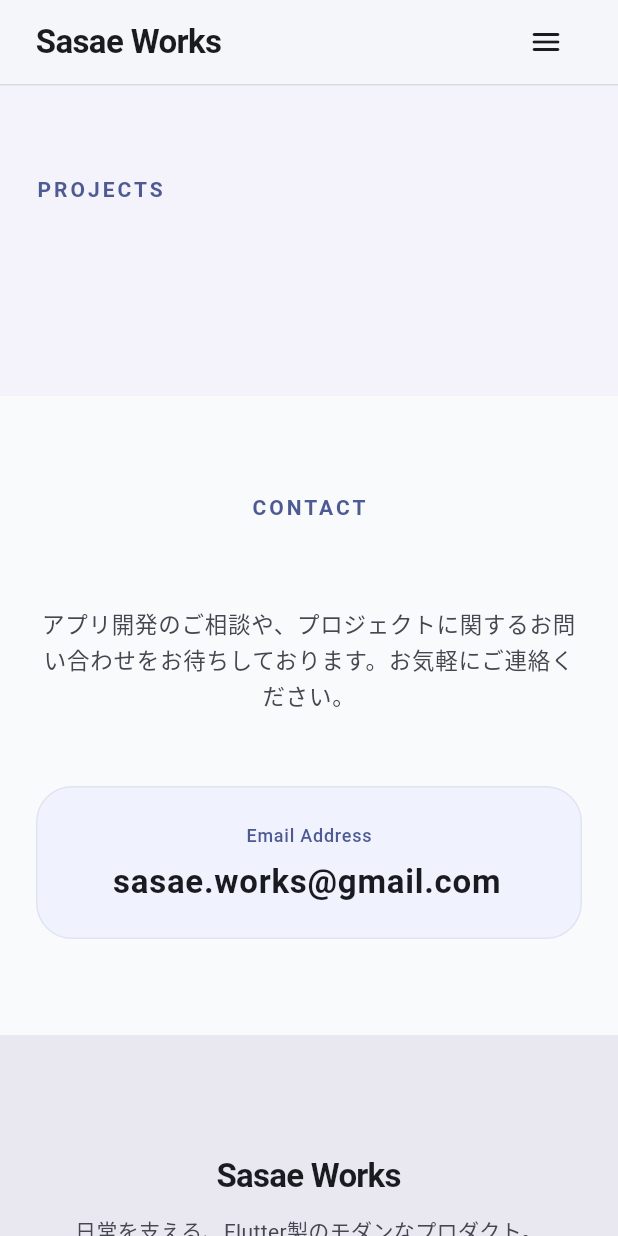
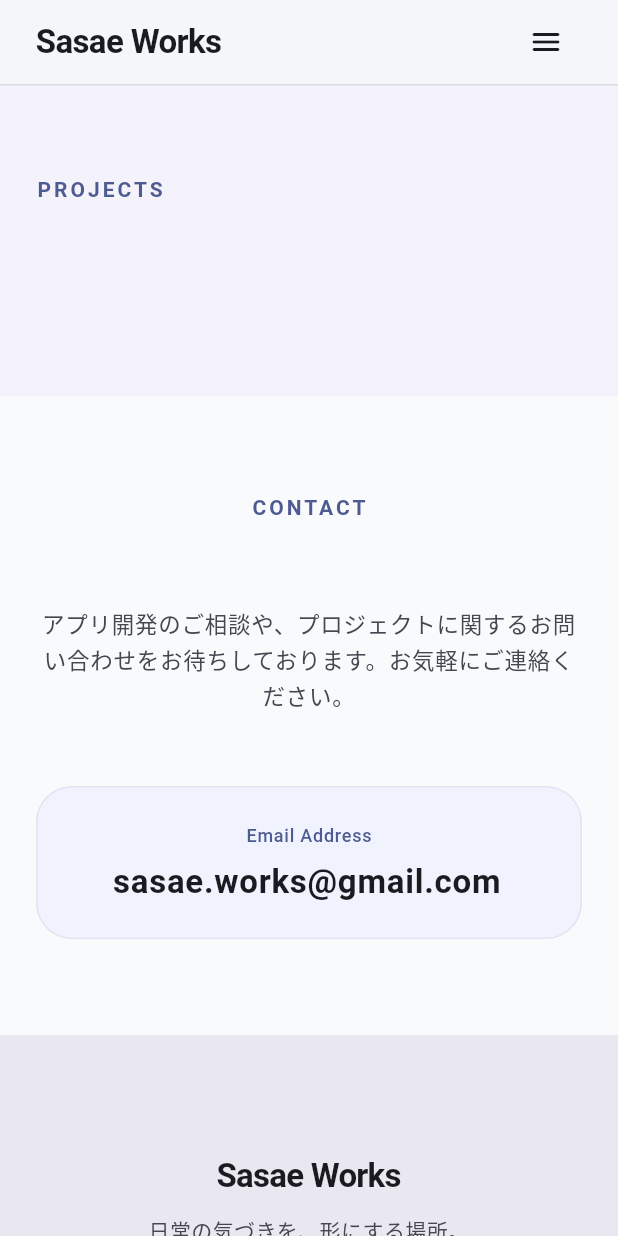
Before and after one commit to sasae-works/sasae_portal, a Flutter app: the screen it shows after launch, scrolled down 576 dp, on a phone screen of 412 x 824 dp. Run offline on Flutter 3.47's test engine with Material 3 defaults, Android fonts, the phone set to English and light mode, and no system bars; our stand-ins replace google_fonts.

Commit message:
日英多言語化

```diff
--- /dev/null
+++ b/lib/common/localization.dart
@@ -0,0 +1,64 @@
+enum AppLanguage { ja, en }
+
+class AppStrings {
+  final AppLanguage language;
+  AppStrings(this.language);
+
+  // Navigation
+  String get home => language == AppLanguage.ja ? 'Home' : 'Home'; // Usually English is fine for nav labels even in JA, but keeping it flexible
+  String get updates => language == AppLanguage.ja ? 'Updates' : 'Updates';
+  String get projects => language == AppLanguage.ja ? 'Projects' : 'Projects';
+  String get contact => language == AppLanguage.ja ? 'Contact' : 'Contact';
+
+  // Hero Section
+  String get heroTitle => language == AppLanguage.ja
+      ? 'Flutterによる、生活に寄り添うツール開発'
+      : 'Developing tools that support your daily life with Flutter';
+  String get heroSubtitle => language == AppLanguage.ja
+      ? 'Sasae Worksは、メンタルウェルネスとセルフケアに寄り添うプロダクトを開発しています。日々の小さな気づきを、Flutterを用いた洗練された体験へ。'
+      : 'Sasae Works develops products that support mental wellness and self-care. Transforming small daily insights into sophisticated experiences with Flutter.';
+  String get viewProjects => language == AppLanguage.ja ? 'プロジェクトを見る' : 'View Projects';
+
+  // Announcements Section
+  String get newsLabel => language == AppLanguage.ja ? 'NEWS' : 'NEWS';
+
+  // Projects Section
+  String get projectsLabel => language == AppLanguage.ja ? 'PROJECTS' : 'PROJECTS';
+
+  // Contact Section
+  String get contactLabel => language == AppLanguage.ja ? 'CONTACT' : 'CONTACT';
+  String get contactDescription => language == AppLanguage.ja
+      ? 'アプリ開発のご相談や、プロジェクトに関するお問い合わせをお待ちしております。お気軽にご連絡ください。'
+      : 'We welcome consultations regarding app development and inquiries about our projects. Please feel free to contact us.';
+  String get emailAddressLabel => language == AppLanguage.ja ? 'Email Address' : 'Email Address';
+
+  // Footer
+  String get footerBrandSubtitle => language == AppLanguage.ja
+      ? '日常の気づきを、形にする場所。'
+      : 'A place to give shape to daily insights.';
+  String get legalLabel => language == AppLanguage.ja ? 'LEGAL' : 'LEGAL';
+  String get privacyPolicy => language == AppLanguage.ja ? 'プライバシーポリシー' : 'Privacy Policy';
+
+  // Language Toggle
+  String get languageToggleLabel => language == AppLanguage.ja ? 'English' : '日本語';
+
+  // App Names
+  String get homeNikki => language == AppLanguage.ja ? '褒め日記' : 'Compliment Diary';
+  String get threeGoodThings => language == AppLanguage.ja ? '3 Good Things' : '3 Good Things';
+  String get kokoroResearch => language == AppLanguage.ja ? 'ココロリサーチ' : 'Kokoro Research';
+  String get bagNoNakami => language == AppLanguage.ja ? 'バッグの中身' : "In My Bag";
+  String get yakinikuAI => language == AppLanguage.ja ? '焼肉判定AI' : 'Yakiniku AI';
+
+  // Project Detail
+  String get overview => language == AppLanguage.ja ? '概要' : 'Overview';
+  String get featuresAndDetails => language == AppLanguage.ja ? '機能と特徴の詳細' : 'Features & Details';
+  String get screenshots => language == AppLanguage.ja ? 'スクリーンショット' : 'Screenshots';
+  String get developmentBackground => language == AppLanguage.ja ? '開発の背景' : 'Development Background';
+  String get keyPoints => language == AppLanguage.ja ? 'こだわったポイント' : 'Key Points';
+  String get releaseNotes => language == AppLanguage.ja ? 'リリースノート' : 'Release Notes';
+  String get techStackLabel => language == AppLanguage.ja ? '技術スタック' : 'Tech Stack';
+  String get viewAllHistory => language == AppLanguage.ja ? '過去の履歴をすべて見る' : 'View all history';
+  String get closeHistory => language == AppLanguage.ja ? '過去の履歴を閉じる' : 'Close history';
+  String get viewFullDetails => language == AppLanguage.ja ? '詳細をすべて見る' : 'View full details';
+  String get closeDetails => language == AppLanguage.ja ? '詳細を閉じる' : 'Close details';
+}
--- a/lib/screens/home_screen.dart
+++ b/lib/screens/home_screen.dart
@@ -1,5 +1,6 @@
 import 'dart:ui';
 import 'package:flutter/material.dart';
+import 'package:sasae_portal/common/localization.dart';
 import 'package:sasae_portal/common/store_link_button_widget.dart';
 import 'package:sasae_portal/models/project.dart';
 import 'package:sasae_portal/screens/privacy_policy_screen.dart';
@@ -24,6 +25,8 @@ class _HomeScreenState extends State<HomeScreen> {
   final GlobalKey _projectsKey = GlobalKey();
   final GlobalKey _contactKey = GlobalKey();
 
+  AppLanguage _language = AppLanguage.ja;
+
   static const double _navBreakpoint = 880;
 
   /// Smoothly scrolls to the section identified by the given [key].
@@ -46,6 +49,7 @@ class _HomeScreenState extends State<HomeScreen> {
 
   @override
   Widget build(BuildContext context) {
+    final s = AppStrings(_language);
     final scheme = Theme.of(context).colorScheme;
     final textTheme = Theme.of(context).textTheme;
     final width = MediaQuery.sizeOf(context).width;
@@ -79,10 +83,15 @@ class _HomeScreenState extends State<HomeScreen> {
                       onPressed: () => _scaffoldKey.currentState?.openDrawer(),
                     )
                   else ...[
-                    _NavAction(label: 'Home', onTap: () => _scrollTo(_heroKey)),
-                    _NavAction(label: 'Updates', onTap: () => _scrollTo(_updatesKey)),
-                    _NavAction(label: 'Projects', onTap: () => _scrollTo(_projectsKey)),
-                    _NavAction(label: 'Contact', onTap: () => _scrollTo(_contactKey)),
+                    _NavAction(label: s.home, onTap: () => _scrollTo(_heroKey)),
+                    _NavAction(label: s.updates, onTap: () => _scrollTo(_updatesKey)),
+                    _NavAction(label: s.projects, onTap: () => _scrollTo(_projectsKey)),
+                    _NavAction(label: s.contact, onTap: () => _scrollTo(_contactKey)),
+                    const SizedBox(width: 8),
+                    _LanguageToggleButton(
+                      currentLanguage: _language,
+                      onChanged: (lang) => setState(() => _language = lang),
+                    ),
                   ],
                 ],
               ),
@@ -98,11 +107,11 @@ class _HomeScreenState extends State<HomeScreen> {
         child: CustomScrollView(
           controller: _scrollController,
           slivers: [
-            SliverToBoxAdapter(child: _HeroSection(key: _heroKey, scheme: scheme, textTheme: textTheme)),
-            SliverToBoxAdapter(child: _AnnouncementsSection(key: _updatesKey, scheme: scheme, textTheme: textTheme)),
-            SliverToBoxAdapter(child: _ProjectsSection(key: _projectsKey, scheme: scheme, textTheme: textTheme)),
-            SliverToBoxAdapter(child: _ContactSection(key: _contactKey, scheme: scheme, textTheme: textTheme)),
-            SliverToBoxAdapter(child: _Footer(scheme: scheme, textTheme: textTheme)),
+            SliverToBoxAdapter(child: _HeroSection(key: _heroKey, scheme: scheme, textTheme: textTheme, s: s)),
+            SliverToBoxAdapter(child: _AnnouncementsSection(key: _updatesKey, scheme: scheme, textTheme: textTheme, s: s)),
+            SliverToBoxAdapter(child: _ProjectsSection(key: _projectsKey, scheme: scheme, textTheme: textTheme, s: s)),
+            SliverToBoxAdapter(child: _ContactSection(key: _contactKey, scheme: scheme, textTheme: textTheme, s: s)),
+            SliverToBoxAdapter(child: _Footer(scheme: scheme, textTheme: textTheme, s: s, onLanguageChanged: (lang) => setState(() => _language = lang))),
             const SliverToBoxAdapter(child: SizedBox(height: 8)),
           ],
         ),
@@ -111,6 +120,7 @@ class _HomeScreenState extends State<HomeScreen> {
   }
 
   Widget _buildDrawer(BuildContext context) {
+    final s = AppStrings(_language);
     final textTheme = Theme.of(context).textTheme;
     return Drawer(
       child: SafeArea(
@@ -124,10 +134,21 @@ class _HomeScreenState extends State<HomeScreen> {
                 style: textTheme.titleLarge?.copyWith(fontWeight: FontWeight.w700),
               ),
             ),
-            _DrawerTile(label: 'Home', onTap: () { Navigator.pop(context); _scrollTo(_heroKey); }),
-            _DrawerTile(label: 'Updates', onTap: () { Navigator.pop(context); _scrollTo(_updatesKey); }),
-            _DrawerTile(label: 'Projects', onTap: () { Navigator.pop(context); _scrollTo(_projectsKey); }),
-            _DrawerTile(label: 'Contact', onTap: () { Navigator.pop(context); _scrollTo(_contactKey); }),
+            _DrawerTile(label: s.home, onTap: () { Navigator.pop(context); _scrollTo(_heroKey); }),
+            _DrawerTile(label: s.updates, onTap: () { Navigator.pop(context); _scrollTo(_updatesKey); }),
+            _DrawerTile(label: s.projects, onTap: () { Navigator.pop(context); _scrollTo(_projectsKey); }),
+            _DrawerTile(label: s.contact, onTap: () { Navigator.pop(context); _scrollTo(_contactKey); }),
+            const Spacer(),
+            const Divider(),
+            ListTile(
+              title: Text(s.languageToggleLabel),
+              leading: const Icon(Icons.language_rounded),
+              onTap: () {
+                setState(() => _language = _language == AppLanguage.ja ? AppLanguage.en : AppLanguage.ja);
+                Navigator.pop(context);
+              },
+            ),
+            const SizedBox(height: 16),
           ],
         ),
       ),
@@ -255,9 +276,10 @@ const List<Map<String, String>> _allAnnouncements = [];
 // --- Hero Section ---
 /// Displays the main slogan and introduction of Sasae Works.
 class _HeroSection extends StatelessWidget {
-  const _HeroSection({super.key, required this.scheme, required this.textTheme});
+  const _HeroSection({super.key, required this.scheme, required this.textTheme, required this.s});
   final ColorScheme scheme;
   final TextTheme textTheme;
+  final AppStrings s;
 
   @override
   Widget build(BuildContext context) {
@@ -270,7 +292,7 @@ class _HeroSection extends StatelessWidget {
             crossAxisAlignment: CrossAxisAlignment.start,
             children: [
               Text(//TODO ちょっと恥ずかしい
-                'Flutterによる、生活に寄り添うツール開発',
+                s.heroTitle,
                 // '技術で、 日常の「支え」をつくる。',
                 style: textTheme.displaySmall?.copyWith(
                   fontWeight: FontWeight.w800,
@@ -282,7 +304,7 @@ class _HeroSection extends StatelessWidget {
               ConstrainedBox(
                 constraints: const BoxConstraints(maxWidth: 600),
                 child: Text(
-                  'Sasae Worksは、メンタルウェルネスとセルフケアに寄り添うプロダクトを開発しています。日々の小さな気づきを、Flutterを用いた洗練された体験へ。',
+                  s.heroSubtitle,
                   style: textTheme.bodyLarge?.copyWith(color: scheme.onSurfaceVariant, height: 1.6),
                 ),
               ),
@@ -292,7 +314,7 @@ class _HeroSection extends StatelessWidget {
                   final state = context.findAncestorStateOfType<_HomeScreenState>();
                   state?._scrollTo(state._projectsKey);
                 },
-                child: const Text('プロジェクトを見る'),
+                child: Text(s.viewProjects),
               ),
             ],
           ),
@@ -305,9 +327,10 @@ class _HeroSection extends StatelessWidget {
 // --- Projects Section ---
 /// Displays a grid/list of applications developed by Sasae Works.
 class _ProjectsSection extends StatelessWidget {
-  const _ProjectsSection({super.key, required this.scheme, required this.textTheme});
+  const _ProjectsSection({super.key, required this.scheme, required this.textTheme, required this.s});
   final ColorScheme scheme;
   final TextTheme textTheme;
+  final AppStrings s;
 
   @override
   Widget build(BuildContext context) {
@@ -326,7 +349,7 @@ class _ProjectsSection extends StatelessWidget {
               crossAxisAlignment: CrossAxisAlignment.start,
               children: [
                 Text(
-                  'PROJECTS',
+                  s.projectsLabel,
                   style: textTheme.labelLarge?.copyWith(
                     color: scheme.primary,
                     fontWeight: FontWeight.bold,
@@ -344,7 +367,7 @@ class _ProjectsSection extends StatelessWidget {
                         final List<Widget> rowChildren = [];
                         for (int j = 0; j < columns; j++) {
                           if (i + j < _allProjects.length) {
-                            rowChildren.add(Expanded(child: _ProjectCard(project: _allProjects[i + j])));
+                            rowChildren.add(Expanded(child: _ProjectCard(project: _allProjects[i + j], s: s)));
                           } else {
                             rowChildren.add(const Expanded(child: SizedBox()));
                           }
@@ -372,7 +395,7 @@ class _ProjectsSection extends StatelessWidget {
                       children: _allProjects
                           .map((p) => SizedBox(
                                 width: 340,
-                                child: _ProjectCard(project: p),
+                                child: _ProjectCard(project: p, s: s),
                               ))
                           .toList(),
                     ),
@@ -390,13 +413,19 @@ class _ProjectsSection extends StatelessWidget {
 
 /// A card widget that displays information about a single [Project].
 class _ProjectCard extends StatelessWidget {
-  const _ProjectCard({required this.project});
+  const _ProjectCard({required this.project, required this.s});
   final Project project;
+  final AppStrings s;
 
   @override
   Widget build(BuildContext context) {
     final scheme = Theme.of(context).colorScheme;
     final textTheme = Theme.of(context).textTheme;
+
+    // Select images based on language
+    final imageList = s.language == AppLanguage.ja
+        ? (project.jpImageList.isNotEmpty ? project.jpImageList : project.enImageList)
+        : (project.enImageList.isNotEmpty ? project.enImageList : project.jpImageList);
 
     return Card(
       elevation: 0,
@@ -407,7 +436,7 @@ class _ProjectCard extends StatelessWidget {
       ),
       child: InkWell(
         onTap: () => Navigator.of(context).push(
-          MaterialPageRoute(builder: (context) => ProjectDetailScreen(project: project)),
+          MaterialPageRoute(builder: (context) => ProjectDetailScreen(project: project, s: s)),
         ),
         child: Padding(
           padding: const EdgeInsets.all(24), // 余白を少し詰める
@@ -449,7 +478,7 @@ class _ProjectCard extends StatelessWidget {
 
               const SizedBox(height: 24),
 
-              if (project.jpImageList.isNotEmpty) ...[
+              if (imageList.isNotEmpty) ...[
                 // カルーセルエリア
                 ScrollConfiguration(
                   behavior: ScrollConfiguration.of(context).copyWith(
@@ -466,7 +495,7 @@ class _ProjectCard extends StatelessWidget {
                       child: ListView.separated(
                         scrollDirection: Axis.horizontal,
                         physics: const BouncingScrollPhysics(),
-                        itemCount: project.jpImageList.length,
+                        itemCount: imageList.length,
                         separatorBuilder: (context, index) => const SizedBox(width: 12),
                         itemBuilder: (context, index) {
                           return Container(
@@ -484,7 +513,7 @@ class _ProjectCard extends StatelessWidget {
                             child: ClipRRect(
                               borderRadius: BorderRadius.circular(12),
                               child: Image.asset(
-                                project.jpImageList[index],
+                                imageList[index],
                                 fit: BoxFit.contain,
                               ),
                             ),
@@ -528,9 +557,10 @@ class _ProjectCard extends StatelessWidget {
 // --- Announcements Section ---
 /// Displays a list of recent updates and news.
 class _AnnouncementsSection extends StatelessWidget {
-  const _AnnouncementsSection({super.key, required this.scheme, required this.textTheme});
+  const _AnnouncementsSection({super.key, required this.scheme, required this.textTheme, required this.s});
   final ColorScheme scheme;
   final TextTheme textTheme;
+  final AppStrings s;
 
   @override
   Widget build(BuildContext context) {
@@ -546,7 +576,7 @@ class _AnnouncementsSection extends StatelessWidget {
         orElse: () => _allProjects.first,
       );
       Navigator.of(context).push(
-        MaterialPageRoute(builder: (context) => ProjectDetailScreen(project: project)),
+        MaterialPageRoute(builder: (context) => ProjectDetailScreen(project: project, s: s)),
       );
     }
 
@@ -567,7 +597,7 @@ class _AnnouncementsSection extends StatelessWidget {
                       borderRadius: BorderRadius.circular(6),
                     ),
                     child: Text(
-                      'NEWS',
+                      s.newsLabel,
                       style: textTheme.labelSmall?.copyWith(
                         color: scheme.primary,
                         fontWeight: FontWeight.bold,
@@ -646,20 +676,21 @@ class _AnnouncementsSection extends StatelessWidget {
 
   String _getAppName(CreatedAPP app) {
     switch (app) {
-      case CreatedAPP.HOMENIKKI: return '褒め日記';
-      case CreatedAPP.THREEGOODTHINGS: return '3 Good Things';
-      case CreatedAPP.KOKORORESESEARCH: return 'ココロリサーチ';
-      case CreatedAPP.BAGNONAKAMI: return 'バッグの中身';
-      case CreatedAPP.YAKINIKU: return '焼肉判定AI';
+      case CreatedAPP.HOMENIKKI: return s.homeNikki;
+      case CreatedAPP.THREEGOODTHINGS: return s.threeGoodThings;
+      case CreatedAPP.KOKORORESESEARCH: return s.kokoroResearch;
+      case CreatedAPP.BAGNONAKAMI: return s.bagNoNakami;
+      case CreatedAPP.YAKINIKU: return s.yakinikuAI;
     }
   }
 }
 
 /// Section for contact information and inquiries.
 class _ContactSection extends StatelessWidget {
-  const _ContactSection({super.key, required this.scheme, required this.textTheme});
+  const _ContactSection({super.key, required this.scheme, required this.textTheme, required this.s});
   final ColorScheme scheme;
   final TextTheme textTheme;
+  final AppStrings s;
 
   @override
   Widget build(BuildContext context) {
@@ -677,7 +708,7 @@ class _ContactSection extends StatelessWidget {
           child: Column(
             children: [
               Text(
-                'CONTACT',
+                s.contactLabel,
                 style: textTheme.labelLarge?.copyWith(
                   color: scheme.primary,
                   fontWeight: FontWeight.bold,
@@ -697,7 +728,7 @@ class _ContactSection extends StatelessWidget {
               ConstrainedBox(
                 constraints: const BoxConstraints(maxWidth: 600),
                 child: Text(
-                  'アプリ開発のご相談や、プロジェクトに関するお問い合わせをお待ちしております。お気軽にご連絡ください。',
+                  s.contactDescription,
                   textAlign: TextAlign.center,
                   style: textTheme.bodyLarge?.copyWith(
                     color: scheme.onSurfaceVariant,
@@ -722,7 +753,7 @@ class _ContactSection extends StatelessWidget {
                 child: Column(
                   children: [
                     Text(
-                      'Email Address',
+                      s.emailAddressLabel,
                       style: textTheme.labelMedium?.copyWith(color: scheme.primary),
                     ),
                     const SizedBox(height: 8),
@@ -749,9 +780,11 @@ class _ContactSection extends StatelessWidget {
 
 /// Footer section containing site info and policy links.
 class _Footer extends StatelessWidget {
-  const _Footer({required this.scheme, required this.textTheme});
+  const _Footer({required this.scheme, required this.textTheme, required this.s, required this.onLanguageChanged});
   final ColorScheme scheme;
   final TextTheme textTheme;
+  final AppStrings s;
+  final Function(AppLanguage) onLanguageChanged;
 
   @override
   Widget build(BuildContext context) {
@@ -813,7 +846,8 @@ class _Footer extends StatelessWidget {
         ),
         const SizedBox(height: 12),
         Text(
-          '日常を支える、Flutter製のモダンなプロダクト。',
+          s.footerBrandSubtitle,
+          // '日常を支える、Flutter製のモダンなプロダクト。',
           textAlign: isCenter ? TextAlign.center : TextAlign.start,
           style: textTheme.bodyMedium?.copyWith(
             color: scheme.onSurfaceVariant,
@@ -824,11 +858,15 @@ class _Footer extends StatelessWidget {
   }
 
   Widget _buildFooterLinks(BuildContext context, bool isCenter) {
-    return Column(
+    return SizedBox(
+      ///日英切り替えでレイアウトが左右にずれるので固定
+      width: 200,
+      // color: Colors.red,
+      child: Column(
         crossAxisAlignment: isCenter ? CrossAxisAlignment.center : CrossAxisAlignment.start,
         children: [
           Text(
-          'LEGAL',
+            s.legalLabel,
             style: textTheme.labelMedium?.copyWith(
               fontWeight: FontWeight.bold,
               letterSpacing: 1.2,
@@ -840,13 +878,27 @@ class _Footer extends StatelessWidget {
               MaterialPageRoute(builder: (context) => const PrivacyPolicyScreen()),
             ),
             child: Text(
-            'プライバシーポリシー',
+              s.privacyPolicy,
               style: textTheme.bodyMedium?.copyWith(
                 color: scheme.onSurfaceVariant,
               ),
             ),
           ),
+          const SizedBox(height: 12),
+          InkWell(
+            onTap: () {
+              onLanguageChanged(s.language == AppLanguage.ja ? AppLanguage.en : AppLanguage.ja);
+            },
+            child: Text(
+              s.languageToggleLabel,
+              style: textTheme.bodyMedium?.copyWith(
+                color: scheme.primary,
+                fontWeight: FontWeight.bold,
+              ),
+            ),
+          ),
         ],
+      ),
     );
   }
 }
@@ -874,3 +926,54 @@ class _DrawerTile extends StatelessWidget {
     return ListTile(title: Text(label), onTap: onTap);
   }
 }
+
+/// A toggle button to switch between Japanese and English.
+class _LanguageToggleButton extends StatelessWidget {
+  const _LanguageToggleButton({required this.currentLanguage, required this.onChanged});
+  final AppLanguage currentLanguage;
+  final ValueChanged<AppLanguage> onChanged;
+
+  @override
+  Widget build(BuildContext context) {
+    final scheme = Theme.of(context).colorScheme;
+    final isJa = currentLanguage == AppLanguage.ja;
+
+    return Container(
+      height: 32,
+      decoration: BoxDecoration(
+        color: scheme.surfaceContainerHigh,
+        borderRadius: BorderRadius.circular(16),
+        border: Border.all(color: scheme.outlineVariant.withValues(alpha: 0.5)),
+      ),
+      child: Row(
+        mainAxisSize: MainAxisSize.min,
+        children: [
+          _buildOption('JA', isJa, () => onChanged(AppLanguage.ja), scheme),
+          _buildOption('EN', !isJa, () => onChanged(AppLanguage.en), scheme),
+        ],
+      ),
+    );
+  }
+
+  Widget _buildOption(String label, bool isSelected, VoidCallback onTap, ColorScheme scheme) {
+    return GestureDetector(
+      onTap: onTap,
+      child: Container(
+        padding: const EdgeInsets.symmetric(horizontal: 12),
+        alignment: Alignment.center,
+        decoration: BoxDecoration(
+          color: isSelected ? scheme.primary : Colors.transparent,
+          borderRadius: BorderRadius.circular(14),
+        ),
+        child: Text(
+          label,
+          style: TextStyle(
+            fontSize: 12,
+            fontWeight: FontWeight.bold,
+            color: isSelected ? scheme.onPrimary : scheme.onSurfaceVariant,
+          ),
+        ),
+      ),
+    );
+  }
+}
```
Also changed, not shown: lib/screens/project_detail_screen.dart (+26 -13 lines). Lines whose indentation alone changed are shown as unchanged.
